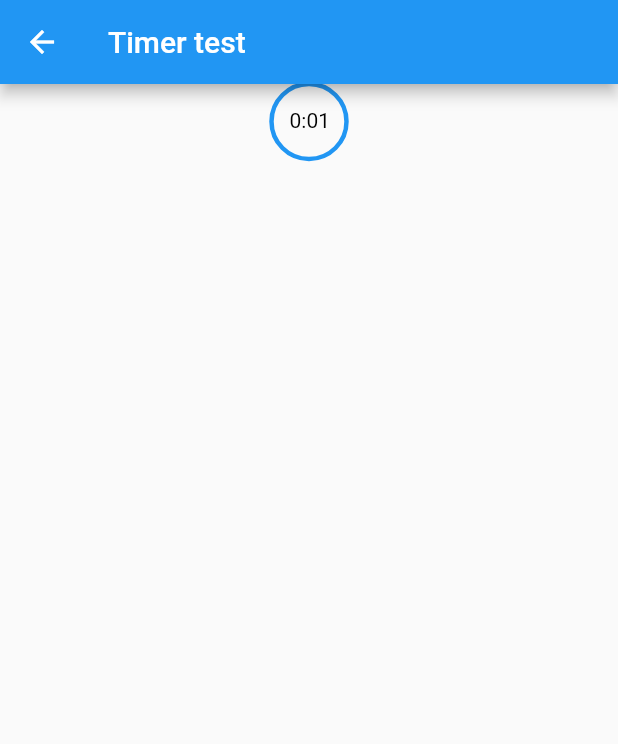
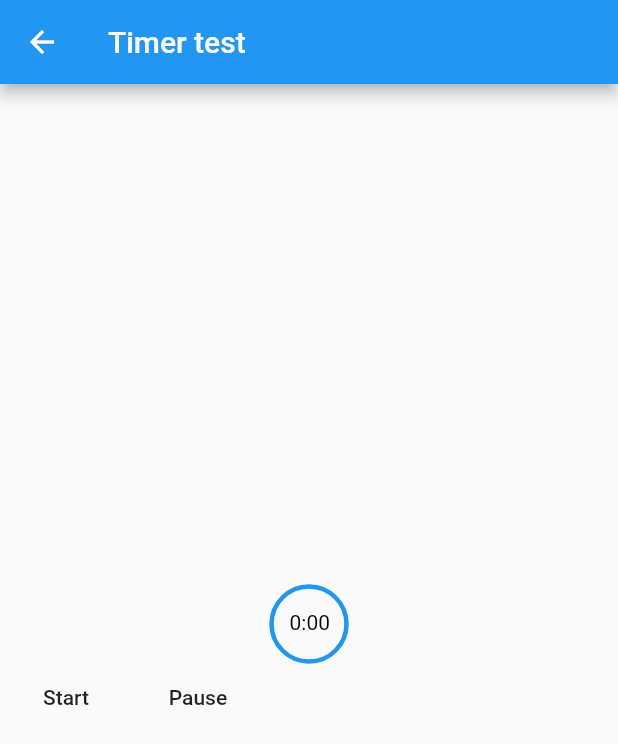
Before and after one commit to RoyGF/video_recorder, a Flutter app: the TimerTestPage screen opened directly, on a phone screen of 412 x 824 dp. Shown: the top 744 px of the screen. Run offline on Flutter 3.47's test engine with Material 2 defaults, Android fonts, the phone set to English and light mode, and no system bars; our stand-ins replace camera, video_player.

Commit message:
Add timer controller

```diff
--- a/lib/pages/camera_page.dart
+++ b/lib/pages/camera_page.dart
@@ -6,7 +6,7 @@ import 'package:flutter/material.dart';
 import 'package:path_provider/path_provider.dart';
 import 'package:video_player/video_player.dart';
 import 'package:video_recorder/models/question.dart';
-import 'package:video_recorder/widgets/CountDownTimer.dart';
+import 'package:video_recorder/widgets/timer_widget.dart';
 
 class RecordVideoPage extends StatefulWidget {
   final Question question;
@@ -109,8 +109,7 @@ class _RecordVideoPageState extends State<RecordVideoPage>
         Expanded(
             child: Text(
           question.getQuestion(),
-        )),
-        CountDownTimer(13)
+        ))
       ],
     );
   }
--- a/lib/pages/countdount_page.dart
+++ b/lib/pages/countdount_page.dart
@@ -1,6 +1,5 @@
 import 'package:flutter/material.dart';
-import 'package:video_recorder/widgets/CountDownTimer.dart';
-
+import 'package:video_recorder/widgets/timer_widget.dart';
 
 class TimerTestPage extends StatefulWidget {
   @override
@@ -8,18 +7,51 @@ class TimerTestPage extends StatefulWidget {
 }
 
 class _TimerTestPageState extends State<TimerTestPage> {
+
+  TimerController _timerController;
+  AnimationController controller;
+
+  @override
+  void initState() {
+    // TODO: implement initState
+    super.initState();
+    _timerController = new TimerController();
+  }
+
   @override
   Widget build(BuildContext context) {
     return Scaffold(
-      appBar: AppBar(title: Text('Timer test'),),
-      body: Row(
-        mainAxisAlignment: MainAxisAlignment.center,
-        children: <Widget>[
-          Container(
-            child: CountDownTimer(13),
-          )
+        appBar: AppBar(
+          title: Text('Timer test'),
+        ),
+        body: Column(
+          mainAxisAlignment: MainAxisAlignment.center,
+          children: <Widget>[
+            Container(child: CountDownTimer(13, _timerController)),
+            getControllerButtons()
+          ],
+        ));
+  }
 
-      ],)
+  Widget getControllerButtons() {
+    Widget row = Row(
+      children: <Widget>[
+        FlatButton(child: Text('Start'), onPressed: (){
+          _timerController.start();
+        }),
+        FlatButton(child: Text('Pause'), onPressed: (){
+          _timerController.stop();
+        })
+        ],
     );
+    return row;
+  }
+
+  void startTimer(){
+
+  }
+
+  void pauseTimer(){
+
   }
 }
--- a/lib/widgets/CountDownTimer.dart
+++ b/lib/widgets/timer_widget.dart
@@ -4,22 +4,29 @@ import 'package:flutter/material.dart';
 
 class CountDownTimer extends StatefulWidget {
   final int _timerDuration;
-  CountDownTimer(this._timerDuration);
+  final TimerController _timerController;
+  CountDownTimer(this._timerDuration, this._timerController);
 
   @override
-  _CountDownTimerState createState() => _CountDownTimerState(_timerDuration);
+  _CountDownTimerState createState() => _CountDownTimerState(_timerDuration, _timerController);
 }
 
 class _CountDownTimerState extends State<CountDownTimer>
-    with TickerProviderStateMixin {
+    with TickerProviderStateMixin{
+
   AnimationController controller;
   int _timerDuration;
+  TimerController _timerController;
 
-  _CountDownTimerState(this._timerDuration);
+  _CountDownTimerState(this._timerDuration, this._timerController);
+
+  void setTimerDuration(int seconds) {
+    this._timerDuration = seconds;
+  }
 
   String get timerString {
     Duration duration = controller.duration * controller.value;
-    return '${duration.inMinutes}:${(duration.inSeconds + 1 % 60).toString().padLeft(2, '0')}';
+    return '${duration.inMinutes}:${(duration.inSeconds % 60).toString().padLeft(2, '0')}';
   }
 
   @override
@@ -29,14 +36,16 @@ class _CountDownTimerState extends State<CountDownTimer>
       vsync: this,
       duration: Duration(seconds: _timerDuration),
     );
+    _timerController.setAnimationController(controller);
   }
 
   @override
   Widget build(BuildContext context) {
-    return Container(width: 50.0, height: 50.0, child: getStack());
+    return Container(width: 50.0, height: 50.0, child: getbody());
   }
 
-  Widget getStack() {
+  /// Gets Widget UI body
+  Widget getbody() {
     var stack = Stack(
       children: <Widget>[
         Positioned(
@@ -63,6 +72,7 @@ class _CountDownTimerState extends State<CountDownTimer>
   }
 }
 
+/// Circular Animation Painter
 class CustomTimerPainter extends CustomPainter {
   CustomTimerPainter({
     this.animation,
@@ -94,3 +104,33 @@ class CustomTimerPainter extends CustomPainter {
         backgroundColor != old.backgroundColor;
   }
 }
+
+/// Timer Controller interface.
+class TimerController {
+  AnimationController controller;
+
+  void setAnimationController(AnimationController animationController) {
+    this.controller = animationController;
+  }
+
+  /// Starts Timer.
+  void start() {
+    if (!controller.isAnimating) {
+      controller.reverse(
+          from: controller.value == 0.0 ? 1.0 : controller.value);
+    }
+  }
+
+  /// Stops Timer.
+  void stop() {
+    if (controller.isAnimating) controller.stop();
+  }
+
+  /// Pauses Timer.
+  void pause() {}
+}
+
+/// Timer Callback when it reaches zero.
+class TimerCallback {
+  void onTimerFinish() {}
+}
```
